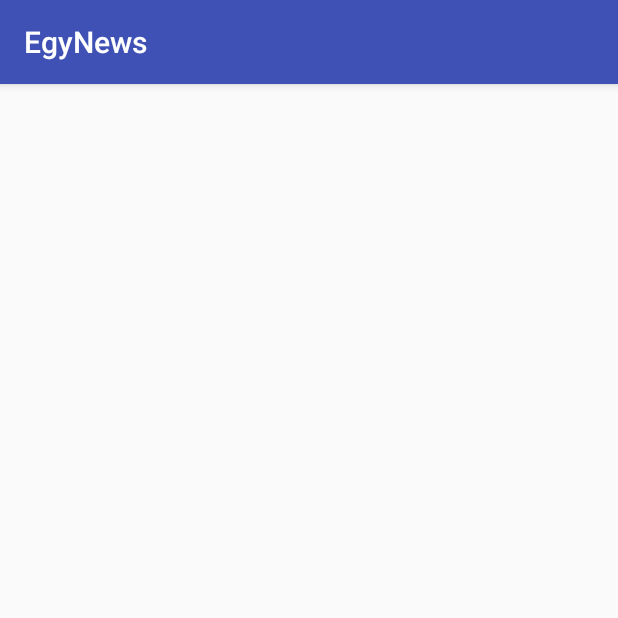
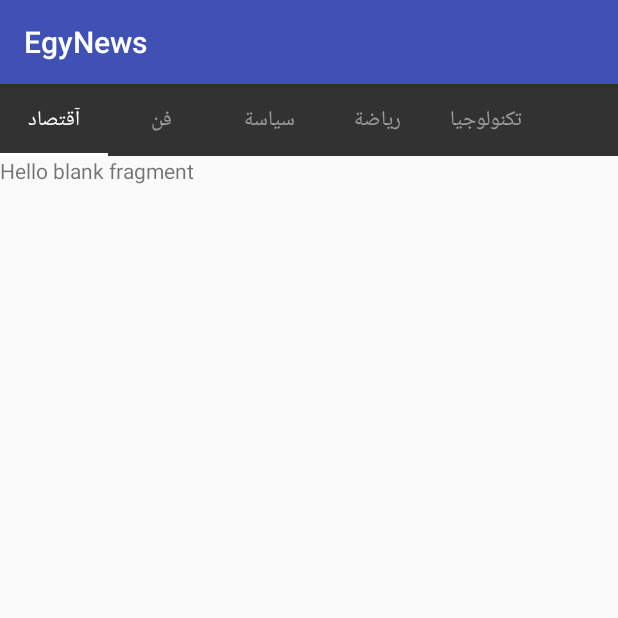
Before and after one commit to Ahmed-Elbasha/Egypt-News, an Android app: the screen it shows after launch (MainActivity), on a phone screen of 412 x 824 dp, the top half of it. Run offline under Robolectric (Android 15) with nearby library versions, the phone set to English and light mode, and no system bars.

Commit message:
Added ViewPager and TabLayout to Application

```diff
--- a/EgyNews/app/build.gradle
+++ b/EgyNews/app/build.gradle
@@ -26,4 +26,5 @@ dependencies {
     testImplementation 'junit:junit:4.12'
     androidTestImplementation 'com.android.support.test:runner:1.0.2'
     androidTestImplementation 'com.android.support.test.espresso:espresso-core:3.0.2'
+    implementation 'com.android.support:design:27.1.1'
 }
--- a/EgyNews/app/src/main/java/com/example/ahmedelbasha/egynews/MainActivity.java
+++ b/EgyNews/app/src/main/java/com/example/ahmedelbasha/egynews/MainActivity.java
@@ -1,5 +1,8 @@
 package com.example.ahmedelbasha.egynews;
 
+import android.graphics.Color;
+import android.support.design.widget.TabLayout;
+import android.support.v4.view.ViewPager;
 import android.support.v7.app.AppCompatActivity;
 import android.os.Bundle;
 
@@ -9,5 +12,19 @@ public class MainActivity extends AppCompatActivity {
     protected void onCreate(Bundle savedInstanceState) {
         super.onCreate(savedInstanceState);
         setContentView(R.layout.activity_main);
+
+        ViewPager viewPager = findViewById(R.id.viewpager);
+
+        NewsArticleFragmentStatePagerAdapter adapter = new NewsArticleFragmentStatePagerAdapter(getSupportFragmentManager());
+
+        viewPager.setAdapter(adapter);
+
+        TabLayout tabLayout = findViewById(R.id.sliding_tabs);
+
+        tabLayout.setupWithViewPager(viewPager);
+
+        tabLayout.setTabTextColors(Color.parseColor("#80ffffff"), Color.parseColor("#FFFFFF"));
+
+        tabLayout.setSelectedTabIndicatorColor(Color.parseColor("#FFFFFF"));
     }
 }
--- /dev/null
+++ b/EgyNews/app/src/main/java/com/example/ahmedelbasha/egynews/NewsArticleFragmentStatePagerAdapter.java
@@ -0,0 +1,67 @@
+package com.example.ahmedelbasha.egynews;
+
+import android.support.annotation.Nullable;
+import android.support.v4.app.Fragment;
+import android.support.v4.app.FragmentManager;
+import android.support.v4.app.FragmentStatePagerAdapter;
+
+public class NewsArticleFragmentStatePagerAdapter extends FragmentStatePagerAdapter {
+
+
+    public NewsArticleFragmentStatePagerAdapter(FragmentManager fm) {
+        super(fm);
+    }
+
+    /**
+     * Return the Fragment associated with a specified position.
+     *
+     * @param position
+     */
+    @Override
+    public Fragment getItem(int position) {
+        if (position == 0) {
+            return  new BusinessFragment();
+        } else if (position == 1) {
+            return new EntertainmentFragment();
+        } else if (position == 2) {
+            return new PoliticsFragment();
+        } else if (position == 3) {
+            return  new SportsFragment();
+        } else {
+            return  new TechnologyFragment();
+        }
+    }
+
+    /**
+     * Return the number of views available.
+     */
+    @Override
+    public int getCount() {
+        return 5;
+    }
+
+    /**
+     * This method may be called by the ViewPager to obtain a title string
+     * to describe the specified page. This method may return null
+     * indicating no title for this page. The default implementation returns
+     * null.
+     *
+     * @param position The position of the title requested
+     * @return A title for the requested page
+     */
+    @Nullable
+    @Override
+    public CharSequence getPageTitle(int position) {
+        if (position == 0) {
+            return "آقتصاد";
+        } else if (position == 1) {
+            return "فن";
+        } else if (position == 2) {
+            return "سياسة";
+        } else if (position == 3) {
+            return "رياضة";
+        } else {
+            return "تكنولوجيا";
+        }
+    }
+}
--- a/EgyNews/app/src/main/res/layout/activity_main.xml
+++ b/EgyNews/app/src/main/res/layout/activity_main.xml
@@ -1,8 +1,25 @@
 <?xml version="1.0" encoding="utf-8"?>
 <LinearLayout xmlns:android="http://schemas.android.com/apk/res/android"
     xmlns:tools="http://schemas.android.com/tools"
+    xmlns:app="http://schemas.android.com/apk/res-auto"
     android:layout_width="match_parent"
     android:layout_height="match_parent"
+    android:orientation="vertical"
     tools:context=".MainActivity">
 
+    <android.support.design.widget.TabLayout
+        android:layout_width="match_parent"
+        android:layout_height="wrap_content"
+        android:id="@+id/sliding_tabs"
+        android:background="#323232"
+        app:tabMode="scrollable"
+        app:tabTextColor="#80ffffff"
+        app:tabIndicatorColor="#323232"
+        android:textAlignment="center"/>
+
+    <android.support.v4.view.ViewPager
+        android:layout_width="match_parent"
+        android:layout_height="match_parent"
+        android:id="@+id/viewpager"/>
+
 </LinearLayout>
```
